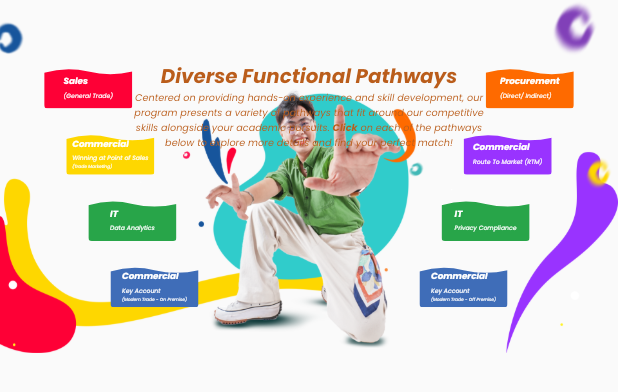
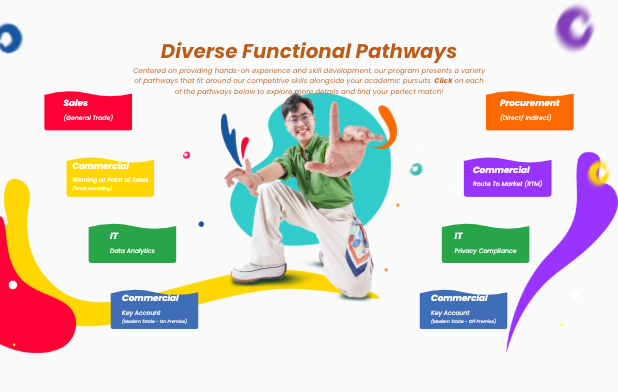
Before and after one commit to bobyba2000/coke, a Flutter app: the CareerWidget widget shown alone on an empty page, opened directly, on a phone screen of 412 x 824 dp. Shown: the top 392 px of the screen. Run offline on Flutter 3.47's test engine with Material 3 defaults, Android fonts, the phone set to English and light mode, and no system bars; our stand-ins replace cached_network_image, dotted_border, equatable, file_picker, firebase_auth, firebase_core and 15 more; missing offline and left inert: dart:html, excel, flutter_animate_on_scroll, flutter_dropzone; accounts and stored records are empty; generated files the repository leaves out were written again; statements that could not run were skipped.

Commit message:
Update UI

```diff
--- a/lib/l10n/intl_en.arb
+++ b/lib/l10n/intl_en.arb
@@ -352,5 +352,7 @@
     "days": "Days",
     "hours": "Hours",
     "minutes": "Minutes",
-    "seconds": "Seconds"
+    "seconds": "Seconds",
+    "developmentJourney": "Development Journey",
+    "selectionProcess": "Selection Process"
 }
--- a/lib/l10n/intl_vi.arb
+++ b/lib/l10n/intl_vi.arb
@@ -352,5 +352,7 @@
     "days": "Ngày",
     "hours": "Giờ",
     "minutes": "Phút",
-    "seconds": "Giây"
+    "seconds": "Giây",
+    "developmentJourney": "Lộ trình phát triển",
+    "selectionProcess": "Quy trình tuyển chọn"
 }
--- a/lib/presentation/landing/career/widget.dart
+++ b/lib/presentation/landing/career/widget.dart
@@ -156,17 +156,16 @@ class CareerWidget extends StatelessWidget {
           ),
           Positioned(
             top: 200.w,
-            left: 457.w,
-            right: 457.w,
+            left: 500.w,
+            right: 500.w,
             child: Assets.images.career.model.image(
-              width: 486.w,
               fit: BoxFit.fitWidth,
             ),
           ),
           Positioned(
             left: 300.w,
             right: 300.w,
-            top: 40,
+            top: 80.w,
             child: Column(
               mainAxisSize: MainAxisSize.min,
               children: [
@@ -177,20 +176,21 @@ class CareerWidget extends StatelessWidget {
                     fontSize: 45.sp,
                   ),
                 ),
+                10.w.wSpace,
                 RichText(
                   textAlign: TextAlign.center,
                   text: TextSpan(
                     text: S.current.careerDesiredSubtitle1,
                     style: textTheme.bodyLarge?.copyWith(
                       color: const Color(0xFFBA5D1B),
-                      fontSize: 22.sp,
+                      fontSize: 16.sp,
                     ),
                     children: [
                       TextSpan(
                         text: S.current.careerDesiredSubtitle2,
                         style: textTheme.bodyLarge?.copyWith(
                           fontWeight: FontWeight.bold,
-                          fontSize: 22.sp,
+                          fontSize: 16.sp,
                           color: const Color(0xFFBA5D1B),
                         ),
                       ),
@@ -206,56 +206,56 @@ class CareerWidget extends StatelessWidget {
           ),
           Positioned(
             left: 100.w,
-            top: 150.w,
+            top: 200.w,
             child: const WaveContainer(
               role: InternshipRole.sales,
             ),
           ),
           Positioned(
             right: 100.w,
-            top: 150.w,
+            top: 200.w,
             child: const WaveContainer(
               role: InternshipRole.procurement,
             ),
           ),
           Positioned(
             left: 150.w,
-            top: 300.w,
+            top: 350.w,
             child: const WaveContainer(
               role: InternshipRole.tradeMarketing,
             ),
           ),
           Positioned(
             right: 150.w,
-            top: 300.w,
+            top: 350.w,
             child: const WaveContainer(
               role: InternshipRole.rtm,
             ),
           ),
           Positioned(
             left: 200.w,
-            top: 450.w,
+            top: 500.w,
             child: const WaveContainer(
               role: InternshipRole.itDataAnalyst,
             ),
           ),
           Positioned(
             right: 200.w,
-            top: 450.w,
+            top: 500.w,
             child: const WaveContainer(
               role: InternshipRole.itPrivacy,
             ),
           ),
           Positioned(
             left: 250.w,
-            top: 600.w,
+            top: 650.w,
             child: const WaveContainer(
               role: InternshipRole.keyAccountOnPremise,
             ),
           ),
           Positioned(
             right: 250.w,
-            top: 600.w,
+            top: 650.w,
             child: const WaveContainer(
               role: InternshipRole.keyAccountOffPremise,
             ),
--- a/pubspec.yaml
+++ b/pubspec.yaml
@@ -70,6 +70,7 @@ flutter:
     - assets/images/career/
     - assets/images/journey/
     - assets/images/progress/
+    - assets/images/countdown/
     - assets/resources/
     - assets/font/
   fonts:
```
Also changed, not shown: lib/common/widget/language.dart (+17 -6 lines), lib/core/layout/theme.dart (+13 -0 lines), lib/presentation/landing/appbar/widget.dart (+13 -2 lines), lib/presentation/landing/footer/widget.dart (added, +143 -0 lines), lib/presentation/landing/page.dart (+91 -19 lines), assets/images/countdown/background.png (added).
